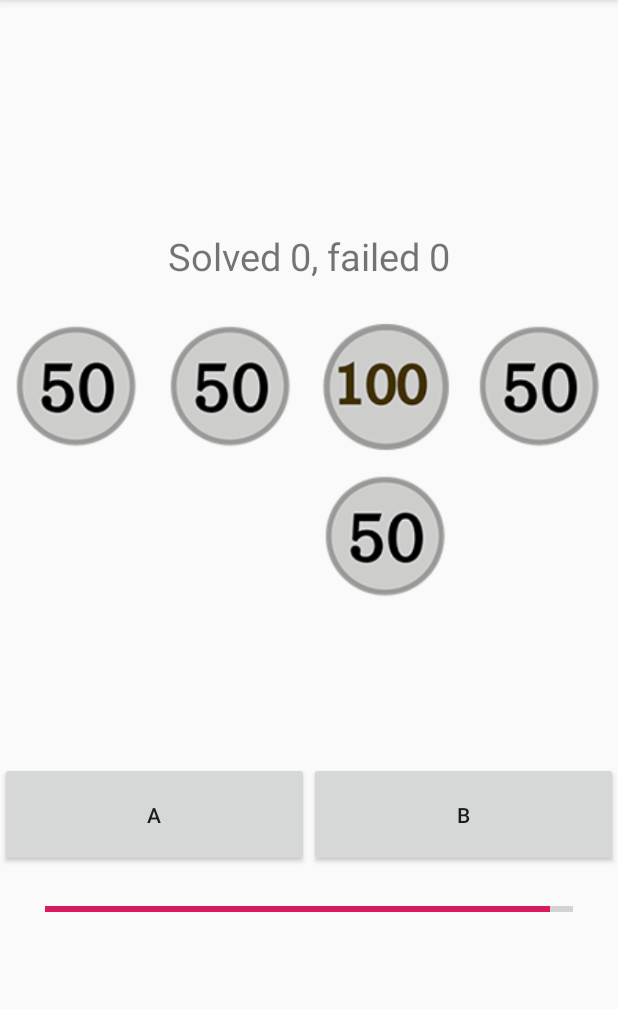
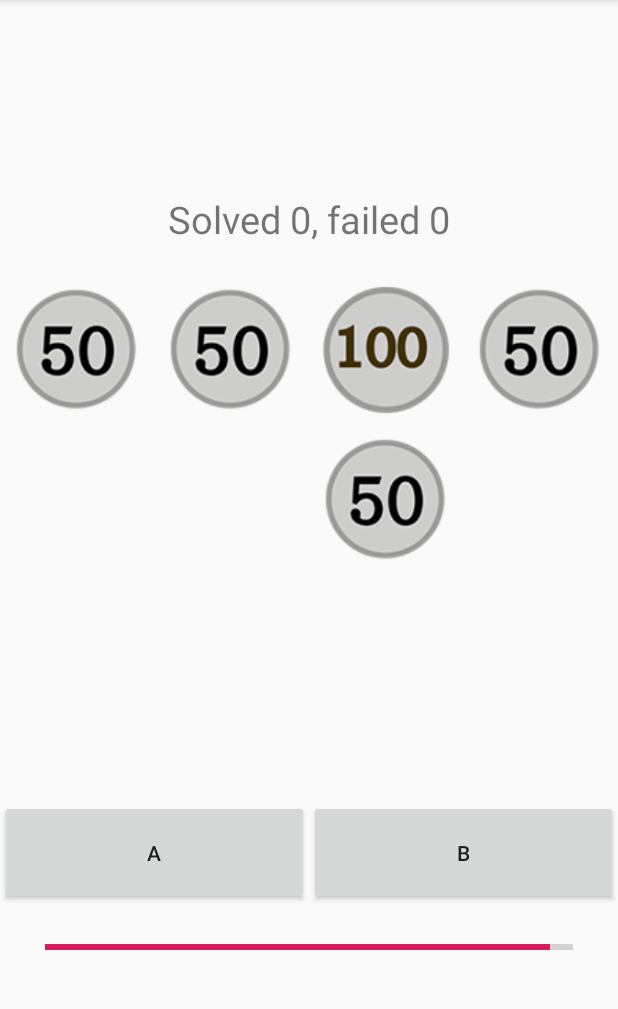
Before and after one commit to elsiff/NoegulUniv, an Android app: the CompareCoinsActivity screen opened directly, with no data from a screen before it, on a phone screen of 412 x 824 dp, the part 84-1093 px from its top. Run offline under Robolectric (Android 15) with nearby library versions, the phone set to English and light mode, and no system bars.

Commit message:
동전 비교 레이아웃 문제 수정

```diff
--- a/app/src/main/res/layout/activity_compare_coins.xml
+++ b/app/src/main/res/layout/activity_compare_coins.xml
@@ -33,7 +33,7 @@
                 <GridView
                     android:id="@+id/choice_a_grid"
                     android:layout_width="wrap_content"
-                    android:layout_height="300dp"
+                    android:layout_height="350dp"
                     android:gravity="center"
                     android:numColumns="auto_fit"
                     android:stretchMode="columnWidth" />
@@ -50,7 +50,7 @@
                 <GridView
                     android:id="@+id/choice_b_grid"
                     android:layout_width="wrap_content"
-                    android:layout_height="300dp"
+                    android:layout_height="350dp"
                     android:gravity="center"
                     android:numColumns="auto_fit"
                     android:stretchMode="columnWidth" />
```
